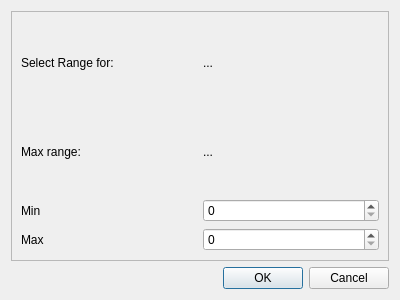
Old version of the form ui/query_sample_range_dialog.ui in the repository usc-psychsim/psychsim-eval-gui.
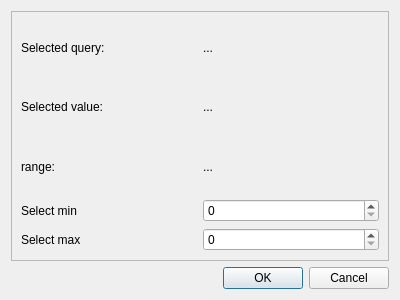
New version of the form.

```diff
--- a/ui/query_sample_range_dialog.ui
+++ b/ui/query_sample_range_dialog.ui
@@ -23,49 +23,63 @@
       <enum>QFrame::Raised</enum>
      </property>
      <layout class="QGridLayout" name="gridLayout">
+      <item row="2" column="1">
+       <widget class="QLabel" name="range_label">
+        <property name="text">
+         <string>...</string>
+        </property>
+       </widget>
+      </item>
+      <item row="4" column="1">
+       <widget class="QSpinBox" name="max_spin"/>
+      </item>
+      <item row="0" column="1">
+       <widget class="QLabel" name="name_label">
+        <property name="text">
+         <string>...</string>
+        </property>
+       </widget>
+      </item>
+      <item row="3" column="0">
+       <widget class="QLabel" name="label_2">
+        <property name="text">
+         <string>Select min</string>
+        </property>
+       </widget>
+      </item>
       <item row="0" column="0">
        <widget class="QLabel" name="label">
         <property name="text">
-         <string>Select Range for: </string>
+         <string>Selected query:</string>
         </property>
        </widget>
       </item>
+      <item row="4" column="0">
+       <widget class="QLabel" name="label_3">
+        <property name="text">
+         <string>Select max</string>
+        </property>
+       </widget>
+      </item>
+      <item row="3" column="1">
+       <widget class="QSpinBox" name="min_spin"/>
+      </item>
       <item row="2" column="0">
-       <widget class="QLabel" name="label_2">
-        <property name="text">
-         <string>Min</string>
-        </property>
-       </widget>
-      </item>
-      <item row="1" column="0">
        <widget class="QLabel" name="label_4">
         <property name="text">
-         <string>Max range:</string>
+         <string>range:</string>
         </property>
        </widget>
       </item>
-      <item row="3" column="0">
-       <widget class="QLabel" name="label_3">
+      <item row="1" column="0">
+       <widget class="QLabel" name="label_5">
         <property name="text">
-         <string>Max</string>
+         <string>Selected value:</string>
         </property>
        </widget>
       </item>
       <item row="1" column="1">
-       <widget class="QLabel" name="max_range_label">
-        <property name="text">
-         <string>...</string>
-        </property>
-       </widget>
-      </item>
-      <item row="2" column="1">
-       <widget class="QSpinBox" name="min"/>
-      </item>
-      <item row="3" column="1">
-       <widget class="QSpinBox" name="max"/>
-      </item>
-      <item row="0" column="1">
-       <widget class="QLabel" name="name_label">
+       <widget class="QLabel" name="value_label">
         <property name="text">
          <string>...</string>
         </property>
```
